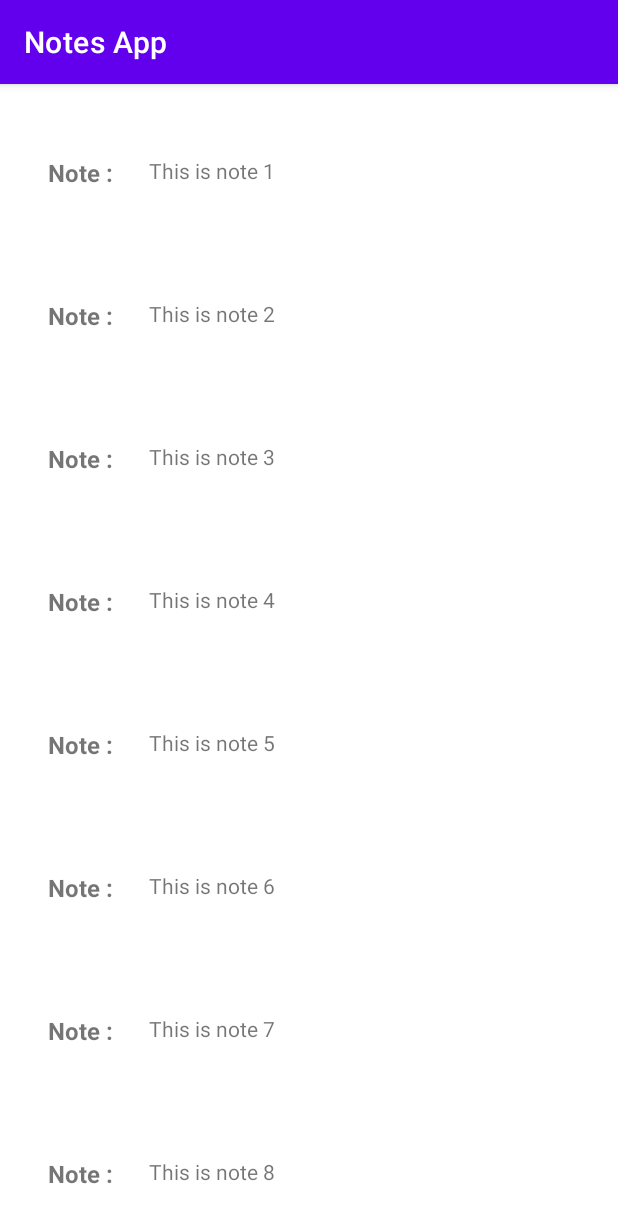
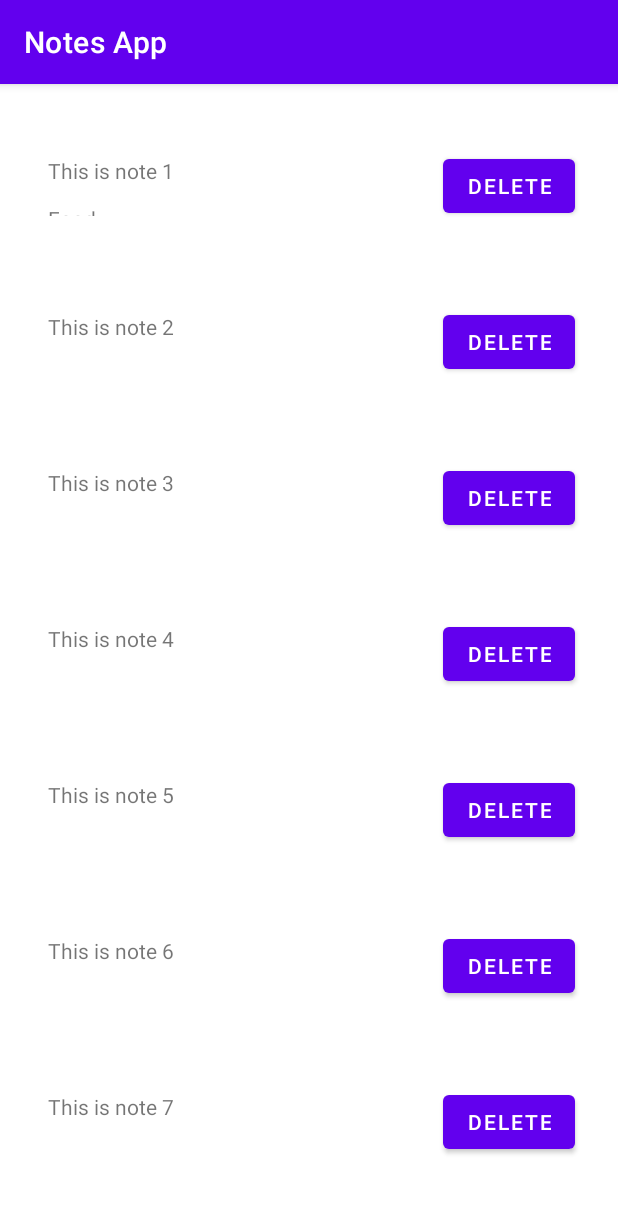
Before and after one commit to tanvimagdum/Android-Development, an Android app: the NotesActivity screen opened directly, with no data from a screen before it, on a phone screen of 412 x 824 dp. Shown: the top 1223 px of the screen. Run offline under Robolectric (Android 15) with nearby library versions, the phone set to English and light mode, and no system bars.

Commit message:
Committing note delete

```diff
--- a/app/src/main/java/com/example/cs5520_inclass_tanvi8146/NotesAdapter.java
+++ b/app/src/main/java/com/example/cs5520_inclass_tanvi8146/NotesAdapter.java
@@ -1,11 +1,13 @@
 package com.example.cs5520_inclass_tanvi8146;
 
+import android.annotation.SuppressLint;
 import android.content.Context;
 import android.content.Intent;
 import android.text.Layout;
 import android.view.LayoutInflater;
 import android.view.View;
 import android.view.ViewGroup;
+import android.widget.Button;
 import android.widget.TextView;
 
 import androidx.annotation.NonNull;
@@ -23,20 +25,21 @@ public class NotesAdapter extends RecyclerView.Adapter<NotesAdapter.ViewHolder>
 
     public static class ViewHolder extends RecyclerView.ViewHolder {
 
-        public TextView txtNotes;
+        private TextView txtNotes;
+        private Button btnNoteDelete;
 
         public ViewHolder(@NonNull View itemView) {
             super(itemView);
 
             txtNotes = itemView.findViewById(R.id.txtNotes);
+            btnNoteDelete = itemView.findViewById(R.id.btnNoteDelete);
         }
 
         public TextView getTxtNotes() {
             return txtNotes;
         }
-
-        public void setTxtNotes(TextView txtNotes) {
-            this.txtNotes = txtNotes;
+        public Button getBtnNoteDelete() {
+            return btnNoteDelete;
         }
 
     }
@@ -51,7 +54,7 @@ public class NotesAdapter extends RecyclerView.Adapter<NotesAdapter.ViewHolder>
     }
 
     @Override
-    public void onBindViewHolder(@NonNull NotesAdapter.ViewHolder holder, int position) {
+    public void onBindViewHolder(@NonNull NotesAdapter.ViewHolder holder, @SuppressLint("RecyclerView") int position) {
 
         holder.getTxtNotes().setText(mNotes.get(position).getText());
 
@@ -64,6 +67,14 @@ public class NotesAdapter extends RecyclerView.Adapter<NotesAdapter.ViewHolder>
                 context.startActivity(intent);
             }
         });
+
+        holder.getBtnNoteDelete().setOnClickListener(new View.OnClickListener() {
+            @Override
+            public void onClick(View view) {
+                mNotes.remove(holder.getAdapterPosition());
+                notifyDataSetChanged();
+            }
+        });
     }
 
     @Override
--- a/app/src/main/res/layout/notes_list.xml
+++ b/app/src/main/res/layout/notes_list.xml
@@ -8,24 +8,25 @@
 
     <TextView
         android:id="@+id/txtNotes"
-        android:layout_width="302dp"
-        android:layout_height="31dp"
-        android:layout_marginStart="24dp"
+        android:layout_width="250dp"
+        android:layout_height="40dp"
+        android:layout_marginStart="16dp"
         android:layout_marginTop="32dp"
         android:layout_marginBottom="32dp"
         app:layout_constraintBottom_toBottomOf="parent"
-        app:layout_constraintStart_toEndOf="@+id/lblNotes"
+        app:layout_constraintStart_toStartOf="parent"
         app:layout_constraintTop_toTopOf="parent" />
 
-    <TextView
-        android:id="@+id/lblNotes"
+    <Button
+        android:id="@+id/btnNoteDelete"
         android:layout_width="wrap_content"
         android:layout_height="wrap_content"
         android:layout_marginStart="16dp"
-        android:layout_marginTop="32dp"
-        android:text="Note :"
-        android:textSize="16sp"
-        android:textStyle="bold"
-        app:layout_constraintStart_toStartOf="parent"
-        app:layout_constraintTop_toTopOf="parent" />
+        android:layout_marginEnd="16dp"
+        android:text="@string/btnNoteDelete"
+        app:layout_constraintBottom_toBottomOf="@+id/txtNotes"
+        app:layout_constraintEnd_toEndOf="parent"
+        app:layout_constraintStart_toEndOf="@+id/txtNotes"
+        app:layout_constraintTop_toTopOf="@+id/txtNotes" />
+
 </androidx.constraintlayout.widget.ConstraintLayout>
--- a/app/src/main/res/values/strings.xml
+++ b/app/src/main/res/values/strings.xml
@@ -83,4 +83,5 @@
     <string name="hintSignUpPassword">Type your Password</string>
     <string name="btnLoginLogin">Log In</string>
     <string name="btnSignUpSignUp">Sign Up</string>
+    <string name="btnNoteDelete">Delete</string>
 </resources>
```
